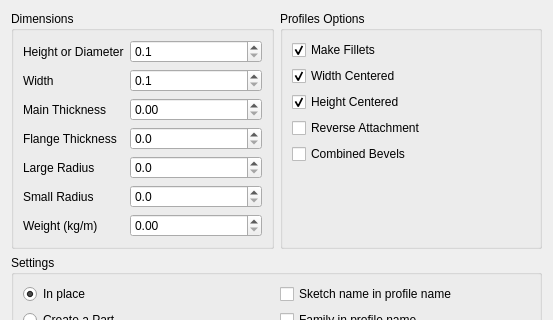
The window that freecad/frameforge/resources/ui/create_profiles2.ui (lukh/frameforge) describes before a commit, drawn with Qt 5; both pictures show x 0 to 553 and y 0 to 320 of the 553 by 464 pixel window.
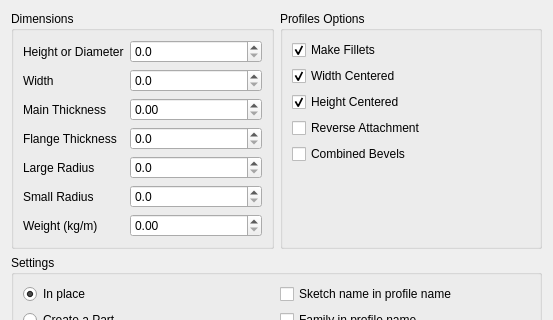
The same window after the commit.

Commit message: min value for W and H in UI

Diff of the .ui file:
```diff
--- a/freecad/frameforge/resources/ui/create_profiles2.ui
+++ b/freecad/frameforge/resources/ui/create_profiles2.ui
@@ -38,7 +38,7 @@
            <number>1</number>
           </property>
           <property name="minimum">
-           <double>0.100000000000000</double>
+           <double>0.000000000000000</double>
           </property>
           <property name="maximum">
            <double>1000.000000000000000</double>
@@ -46,6 +46,9 @@
           <property name="singleStep">
            <double>0.100000000000000</double>
           </property>
+          <property name="value">
+           <double>0.000000000000000</double>
+          </property>
          </widget>
         </item>
         <item row="1" column="0">
@@ -61,7 +64,7 @@
            <number>1</number>
           </property>
           <property name="minimum">
-           <double>0.100000000000000</double>
+           <double>0.000000000000000</double>
           </property>
           <property name="maximum">
            <double>1000.000000000000000</double>
@@ -69,6 +72,9 @@
           <property name="singleStep">
            <double>0.100000000000000</double>
           </property>
+          <property name="value">
+           <double>0.000000000000000</double>
+          </property>
          </widget>
         </item>
         <item row="3" column="0">
```
